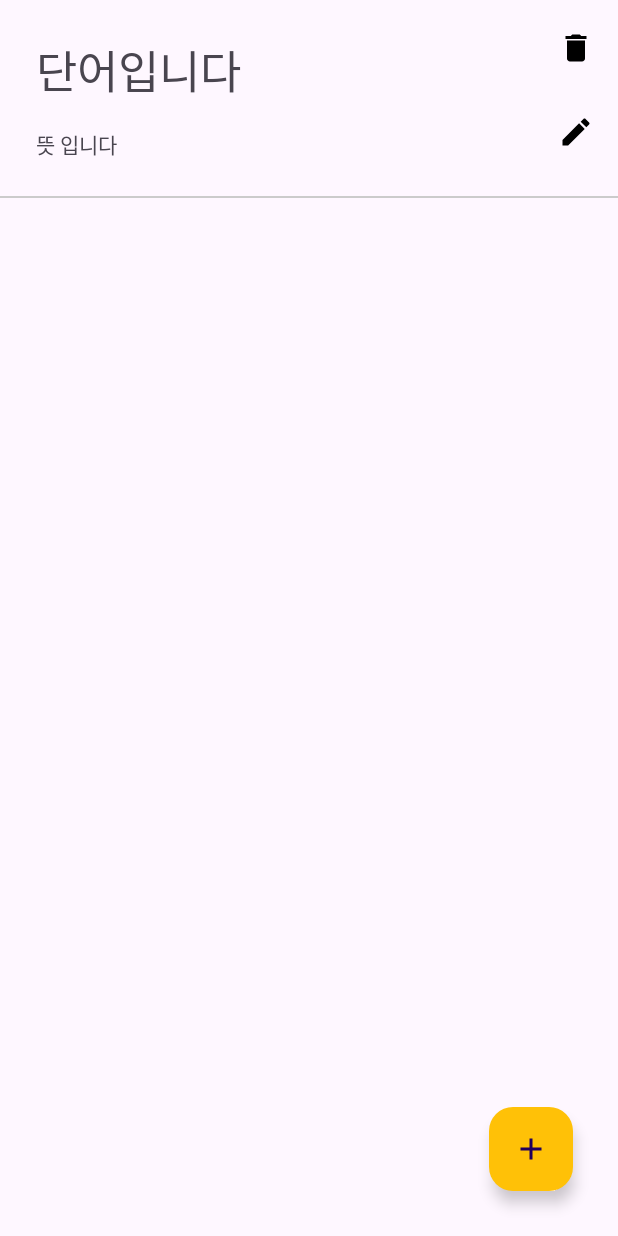
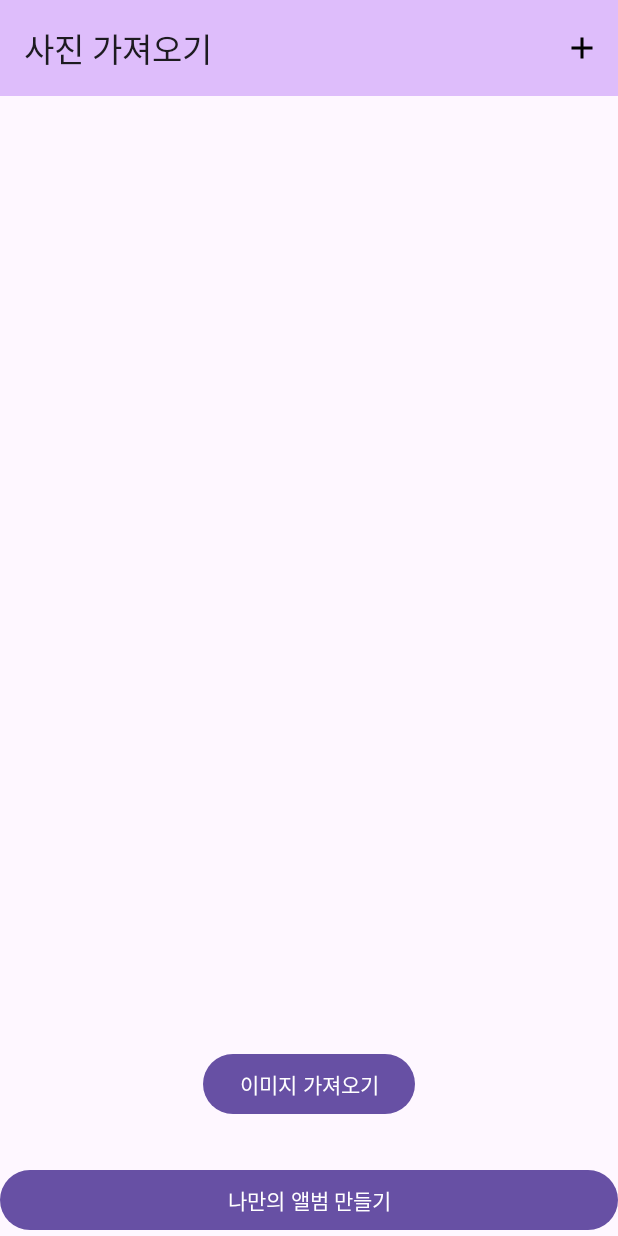
Before and after one commit to d-abing/Android_Basic_study, an Android app: the screen it shows after launch (WordActivity before the commit, GalleryActivity after it), on a phone screen of 412 x 824 dp. Run offline under Robolectric (Android 15) with nearby library versions, the phone set to English and light mode, and no system bars.

Commit message:
<Part1:Ch8:08>
나만의 액자

```diff
--- /dev/null
+++ b/app/src/main/java/com/example/fastcampusbasic/Part1/chapter8/GalleryActivity.kt
@@ -0,0 +1,157 @@
+package com.example.fastcampusbasic.Part1.chapter8
+
+import android.Manifest
+import android.content.Intent
+import android.content.pm.PackageManager
+import android.net.Uri
+import android.os.Bundle
+import android.view.Menu
+import android.view.MenuItem
+import androidx.activity.result.contract.ActivityResultContracts
+import androidx.appcompat.app.AlertDialog
+import androidx.appcompat.app.AppCompatActivity
+import androidx.core.app.ActivityCompat
+import androidx.core.content.ContextCompat
+import androidx.recyclerview.widget.GridLayoutManager
+import com.example.fastcampusbasic.R
+import com.example.fastcampusbasic.databinding.ActivityGalleryBinding
+
+class GalleryActivity : AppCompatActivity() {
+
+    private val imageLoadLauncher = registerForActivityResult(ActivityResultContracts.GetMultipleContents()) { uriList ->
+        updateImages(uriList)
+    }
+    private lateinit var binding: ActivityGalleryBinding
+    private lateinit var imageAdapter: ImageAdapter
+    override fun onCreate(savedInstanceState: Bundle?) {
+        super.onCreate(savedInstanceState)
+        binding = ActivityGalleryBinding.inflate(layoutInflater)
+        setContentView(binding.root)
+
+        binding.toolbar.apply {
+            title = "사진 가져오기"
+            setSupportActionBar(this)
+        }
+
+        binding.loadImageBtn.setOnClickListener {
+            checkPermission()
+        }
+
+        binding.navigateFrameActivityBtn.setOnClickListener {
+            navigateToFrameActivity()
+        }
+
+        initRecyclerView()
+    }
+
+    override fun onCreateOptionsMenu(menu: Menu?): Boolean {
+        menuInflater.inflate(R.menu.gallery_menu, menu)
+        return true
+    }
+
+    override fun onOptionsItemSelected(item: MenuItem): Boolean {
+        return when(item.itemId) {
+            R.id.action_add -> {
+                checkPermission()
+                true
+            }
+            else -> {
+                super.onOptionsItemSelected(item)
+            }
+        }
+    }
+
+    private fun navigateToFrameActivity() {
+        val images = imageAdapter.currentList.filterIsInstance<ImageItems.Image>().map { it.uri.toString() }.toTypedArray()
+        val intent = Intent(this, FrameActivity::class.java)
+            .putExtra("images", images)
+        startActivity(intent)
+    }
+
+    private fun initRecyclerView() {
+        imageAdapter = ImageAdapter(object : ImageAdapter.ItemClickListener {
+            override fun onLoadMoreClick() {
+                checkPermission()
+            }
+        })
+
+        binding.imageRv.apply {
+            adapter = imageAdapter
+            layoutManager = GridLayoutManager(context, 2)
+        }
+    }
+
+
+    private fun checkPermission() {
+        when {
+            ContextCompat.checkSelfPermission(
+                this,
+                Manifest.permission.READ_EXTERNAL_STORAGE,
+            ) == PackageManager.PERMISSION_GRANTED -> {
+                loadImage()
+            }
+
+            shouldShowRequestPermissionRationale(
+                Manifest.permission.READ_EXTERNAL_STORAGE
+            ) -> {
+                showPermissionInfoDialog()
+            }
+
+            else -> {
+                requestReadExternalStorage()
+            }
+        }
+
+
+    }
+
+    private fun loadImage() {
+        imageLoadLauncher.launch("image/*")
+    }
+
+    private fun showPermissionInfoDialog() {
+        AlertDialog.Builder(this).apply {
+            setMessage("이미지를 가져오기 위해서, 외부 저장소 읽기 권한이 필요합니다.")
+            setPositiveButton("동의") { _, _ ->
+                requestReadExternalStorage()
+            }
+            setNegativeButton("취소", null)
+        }.show()
+    }
+
+    private fun requestReadExternalStorage() {
+        ActivityCompat.requestPermissions(
+            this,
+            arrayOf(Manifest.permission.READ_EXTERNAL_STORAGE), REQUEST_READ_EXTERNAL_STORAGE
+        )
+    }
+
+    private fun updateImages(uriList: List<Uri>) {
+        val images = uriList.map { ImageItems.Image(it) }
+        val updatedImages = imageAdapter.currentList.toMutableList().apply {
+            addAll(images)
+        }
+        imageAdapter.submitList(updatedImages)
+    }
+
+    override fun onRequestPermissionsResult(
+        requestCode: Int,
+        permissions: Array<out String>,
+        grantResults: IntArray
+    ) {
+        super.onRequestPermissionsResult(requestCode, permissions, grantResults)
+
+        when(requestCode) {
+            REQUEST_READ_EXTERNAL_STORAGE -> {
+                val resultCode = grantResults.firstOrNull() ?: PackageManager.PERMISSION_DENIED
+                if(resultCode == PackageManager.PERMISSION_GRANTED) {
+                    loadImage()
+                }
+            }
+        }
+    }
+
+    companion object {
+        const val REQUEST_READ_EXTERNAL_STORAGE = 100
+    }
+}
--- /dev/null
+++ b/app/src/main/res/drawable/selector_tab.xml
@@ -0,0 +1,5 @@
+<?xml version="1.0" encoding="utf-8"?>
+<selector xmlns:android="http://schemas.android.com/apk/res/android">
+    <item android:drawable="@drawable/ic_dot_selected" android:state_selected="true"/>
+    <item android:drawable="@drawable/ic_dot_unselected" android:state_selected="false"/>
+</selector>
--- /dev/null
+++ b/app/src/main/res/layout/activity_gallery.xml
@@ -0,0 +1,48 @@
+<?xml version="1.0" encoding="utf-8"?>
+<androidx.constraintlayout.widget.ConstraintLayout xmlns:android="http://schemas.android.com/apk/res/android"
+    xmlns:app="http://schemas.android.com/apk/res-auto"
+    xmlns:tools="http://schemas.android.com/tools"
+    android:id="@+id/main"
+    android:layout_width="match_parent"
+    android:layout_height="match_parent"
+    tools:context=".Part1.chapter8.GalleryActivity">
+
+    <androidx.appcompat.widget.Toolbar
+        android:id="@+id/toolbar"
+        android:layout_width="match_parent"
+        android:layout_height="?attr/actionBarSize"
+        android:background="@color/light_purple"
+        app:layout_constraintEnd_toEndOf="parent"
+        app:layout_constraintStart_toStartOf="parent"
+        app:layout_constraintTop_toTopOf="parent" />
+
+    <Button
+        android:id="@+id/load_image_btn"
+        android:layout_width="wrap_content"
+        android:layout_height="wrap_content"
+        android:text="이미지 가져오기"
+        app:layout_constraintBottom_toBottomOf="parent"
+        app:layout_constraintEnd_toEndOf="parent"
+        app:layout_constraintStart_toStartOf="parent"
+        app:layout_constraintTop_toTopOf="parent"
+        app:layout_constraintVertical_bias="0.9" />
+
+    <androidx.recyclerview.widget.RecyclerView
+        android:id="@+id/image_rv"
+        android:layout_width="match_parent"
+        android:layout_height="0dp"
+        android:layout_marginBottom="16dp"
+        app:layout_constraintBottom_toTopOf="@+id/load_image_btn"
+        app:layout_constraintEnd_toEndOf="parent"
+        app:layout_constraintStart_toStartOf="parent"
+        app:layout_constraintTop_toBottomOf="@+id/toolbar" />
+
+    <Button
+        android:id="@+id/navigate_frame_activity_btn"
+        android:layout_width="match_parent"
+        android:layout_height="wrap_content"
+        android:text="나만의 앨범 만들기"
+        app:layout_constraintBottom_toBottomOf="parent" />
+
+
+</androidx.constraintlayout.widget.ConstraintLayout>
--- /dev/null
+++ b/app/src/main/res/menu/gallery_menu.xml
@@ -0,0 +1,12 @@
+<?xml version="1.0" encoding="utf-8"?>
+<menu xmlns:android="http://schemas.android.com/apk/res/android"
+    xmlns:app="http://schemas.android.com/apk/res-auto">
+
+    <item
+        android:id="@+id/action_add"
+        android:title="추가하기"
+        app:showAsAction="always"
+        android:icon="@drawable/baseline_add_24"
+        />
+
+</menu>
--- a/app/src/main/res/values/colors.xml
+++ b/app/src/main/res/values/colors.xml
@@ -11,4 +11,6 @@
     <color name="red">#FF0000</color>
     <color name="yellow">#FFEB3B</color>
     <color name="green">#4CAF50</color>
+    <color name="gray">#939393</color>
+    <color name="light_purple">#DEBDFB</color>
 </resources>
```
Also changed, not shown: app/src/main/AndroidManifest.xml (+11 -3 lines), app/src/main/java/com/example/fastcampusbasic/Part1/chapter8/FrameActivity.kt (added, +48 -0 lines), app/src/main/java/com/example/fastcampusbasic/Part1/chapter8/FrameAdapter.kt (added, +32 -0 lines), app/src/main/java/com/example/fastcampusbasic/Part1/chapter8/ImageAdapter.kt (added, +89 -0 lines), app/src/main/res/drawable/ic_dot_selected.xml (added, +8 -0 lines), app/src/main/res/drawable/ic_dot_unselected.xml (added, +8 -0 lines), app/src/main/res/layout/activity_frame.xml (added, +37 -0 lines), app/src/main/res/layout/item_frame.xml (added, +11 -0 lines), app/src/main/res/layout/item_image.xml (added, +17 -0 lines), app/src/main/res/layout/item_load_more.xml (added, +20 -0 lines).
